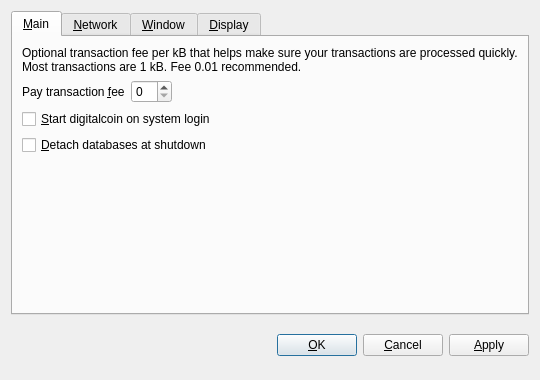
Before: the Qt Designer form src/qt/forms/optionsdialog.ui in realcoin/realcoin, drawn with Qt 5.
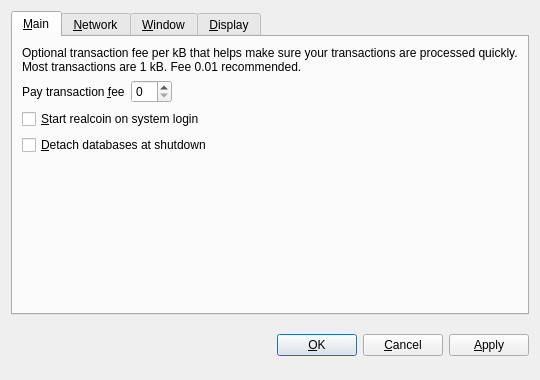
After: the same form once the commit is applied. The open tabs and pages were chosen to show the change. Custom widgets are drawn as their Qt base class.

```diff
--- a/src/qt/forms/optionsdialog.ui
+++ b/src/qt/forms/optionsdialog.ui
@@ -82,7 +82,7 @@
           <string>Automatically start digitalcoin after logging in to the system.</string>
          </property>
          <property name="text">
-          <string>&amp;Start digitalcoin on system login</string>
+          <string>&amp;Start realcoin on system login</string>
          </property>
         </widget>
        </item>
```
Left out of the diff: 10 changed lines with no effect on the pictures.
